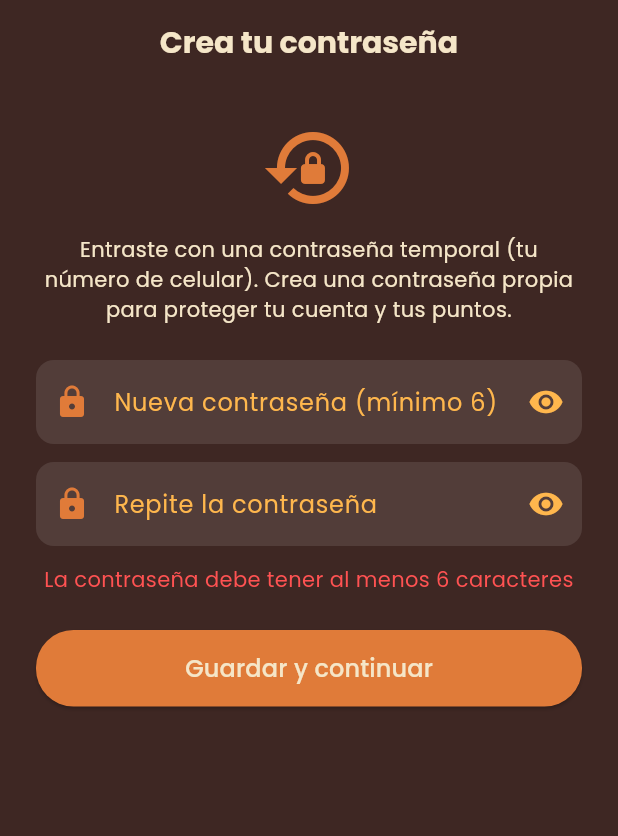
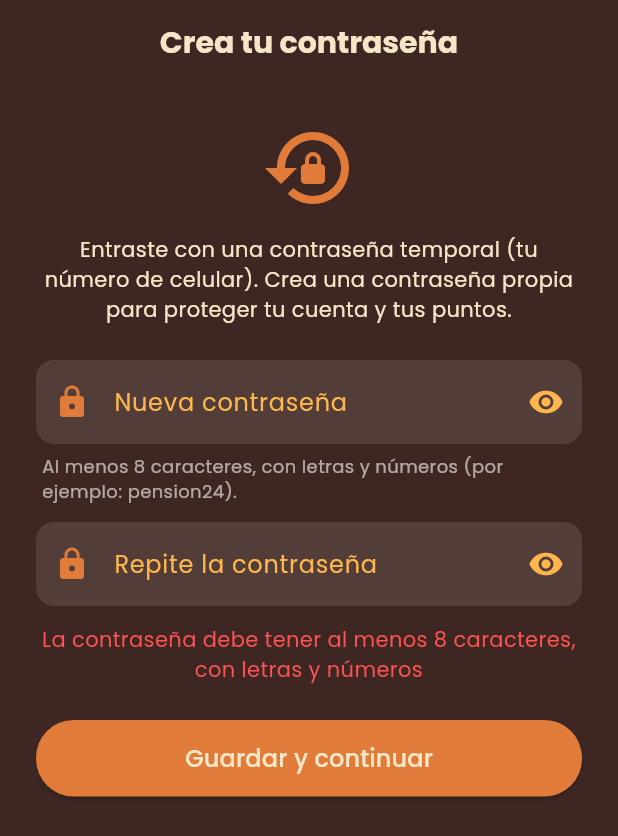
Before and after one commit to loui-hue/pension-app, a Flutter app: the CambiarPasswordScreen screen opened directly with empty values, after a tap on "Guardar y continuar", on a phone screen of 412 x 824 dp. Shown: the top 836 px of the screen. Run offline on Flutter 3.47's test engine with Material 3 defaults, Android fonts, the phone set to English and light mode, and no system bars; our stand-ins replace dio, flutter_secure_storage, google_fonts, image_picker, shared_preferences; accounts and stored records are empty; network calls fail.

Commit message:
Contraseñas: al menos 8 caracteres, con letras y números (v1.1.11)
- core/utils/contrasena.dart: la misma regla del servidor, para avisar antes
  de enviar. Se usa en «Crea tu contraseña» y en la contraseña temporal del
  formulario de nuevo usuario; ambas pantallas muestran la regla.
- test/contrasena_test.dart (3). Flutter 17/17.

Co-Authored-By: Claude Opus 5.5 <noreply@anthropic.com>

```diff
--- /dev/null
+++ b/lib/core/utils/contrasena.dart
@@ -0,0 +1,16 @@
+/// Contraseñas que elige una persona: al menos 8 caracteres, con letras y números.
+/// Es la misma regla del servidor (app/Reglas/ReglasDeContrasena.php); aquí solo
+/// sirve para avisar antes de enviar. Se prueba en test/contrasena_test.dart.
+const int minimoContrasena = 8;
+
+final _letra = RegExp(r'\p{L}', unicode: true);
+final _numero = RegExp(r'\p{N}', unicode: true);
+
+bool esContrasenaSegura(String password) =>
+    password.length >= minimoContrasena && _letra.hasMatch(password) && _numero.hasMatch(password);
+
+/// Mensaje si la contraseña no cumple, o null si está bien.
+String? problemaDeContrasena(String password, {String cual = 'La contraseña'}) =>
+    esContrasenaSegura(password)
+        ? null
+        : '$cual debe tener al menos $minimoContrasena caracteres, con letras y números';
--- a/lib/modules/auth/cambiar_password_screen.dart
+++ b/lib/modules/auth/cambiar_password_screen.dart
@@ -2,6 +2,7 @@ import 'package:dio/dio.dart';
 import 'package:flutter/material.dart';
 import '../../core/services/api_service.dart';
 import '../../core/themes/app_theme.dart';
+import '../../core/utils/contrasena.dart';
 
 /// Primer ingreso de un comensal registrado por el mesero: entró con su celular
 /// como contraseña temporal y debe crear una propia antes de usar la app.
@@ -21,8 +22,9 @@ class _CambiarPasswordScreenState extends State<CambiarPasswordScreen> {
   String? _error;
 
   Future<void> _guardar(String role, String actual) async {
-    if (_nueva.text.length < 6) {
-      setState(() => _error = 'La contraseña debe tener al menos 6 caracteres');
+    final problema = problemaDeContrasena(_nueva.text);
+    if (problema != null) {
+      setState(() => _error = problema);
       return;
     }
     if (_nueva.text != _confirmar.text) {
@@ -100,7 +102,12 @@ class _CambiarPasswordScreenState extends State<CambiarPasswordScreen> {
               autocorrect: false,
               enableSuggestions: false,
               style: const TextStyle(color: AppTheme.textLight),
-              decoration: _decoracion('Nueva contraseña (mínimo 6)'),
+              decoration: _decoracion('Nueva contraseña'),
+            ),
+            const Padding(
+              padding: EdgeInsets.only(top: 6, left: 4),
+              child: Text('Al menos $minimoContrasena caracteres, con letras y números (por ejemplo: pension24).',
+                  style: TextStyle(color: Colors.white60, fontSize: 12)),
             ),
             const SizedBox(height: 12),
             TextField(
--- a/lib/modules/clientes/usuarios_screen.dart
+++ b/lib/modules/clientes/usuarios_screen.dart
@@ -2,6 +2,7 @@ import 'package:flutter/material.dart';
 import '../../core/services/api_service.dart';
 import '../../core/themes/app_theme.dart';
 import '../../core/utils/avisos.dart';
+import '../../core/utils/contrasena.dart';
 import '../../core/widgets/transicion_carga.dart';
 
 /// Usuarios (RF-08, solo administrador). Pestaña «Personal»: crea cuentas del
@@ -338,9 +339,10 @@ class _FormularioPersonalState extends State<_FormularioPersonal> {
                 onPressed: () => setState(() => _verPassword = !_verPassword),
               ),
             ),
-            validator: (v) => (v ?? '').length < 6 ? 'Al menos 6 caracteres' : null,
+            validator: (v) => problemaDeContrasena(v ?? '', cual: 'La contraseña temporal'),
           ),
-          const Text('Entrégasela en persona: deberá cambiarla en su primer ingreso.',
+          const Text('Al menos 8 caracteres, con letras y números. Entrégasela en persona: '
+              'deberá cambiarla en su primer ingreso.',
               style: TextStyle(color: Colors.white54, fontSize: 12)),
         ],
         const SizedBox(height: 12),
--- a/pubspec.yaml
+++ b/pubspec.yaml
@@ -16,7 +16,7 @@ publish_to: 'none' # Remove this line if you wish to publish to pub.dev
 # https://developer.apple.com/library/archive/documentation/General/Reference/InfoPlistKeyReference/Articles/CoreFoundationKeys.html
 # In Windows, build-name is used as the major, minor, and patch parts
 # of the product and file versions while build-number is used as the build suffix.
-version: 1.1.10+12
+version: 1.1.11+13
 
 environment:
   sdk: ^3.11.5
```
Also changed, not shown: 1 other file.
